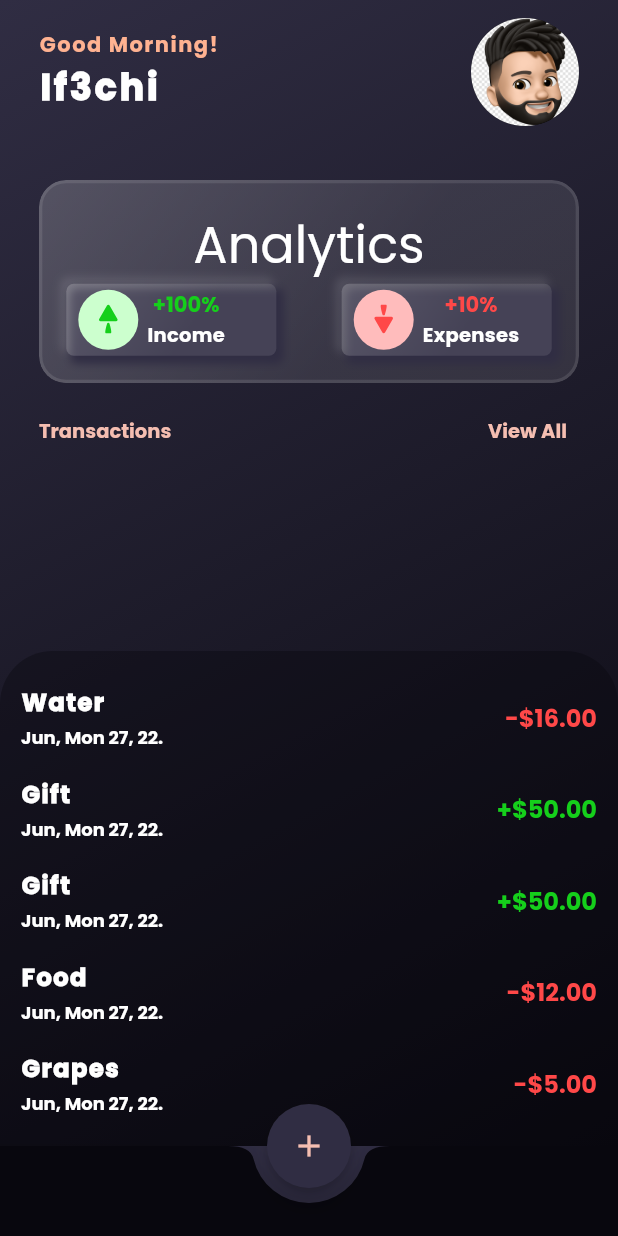
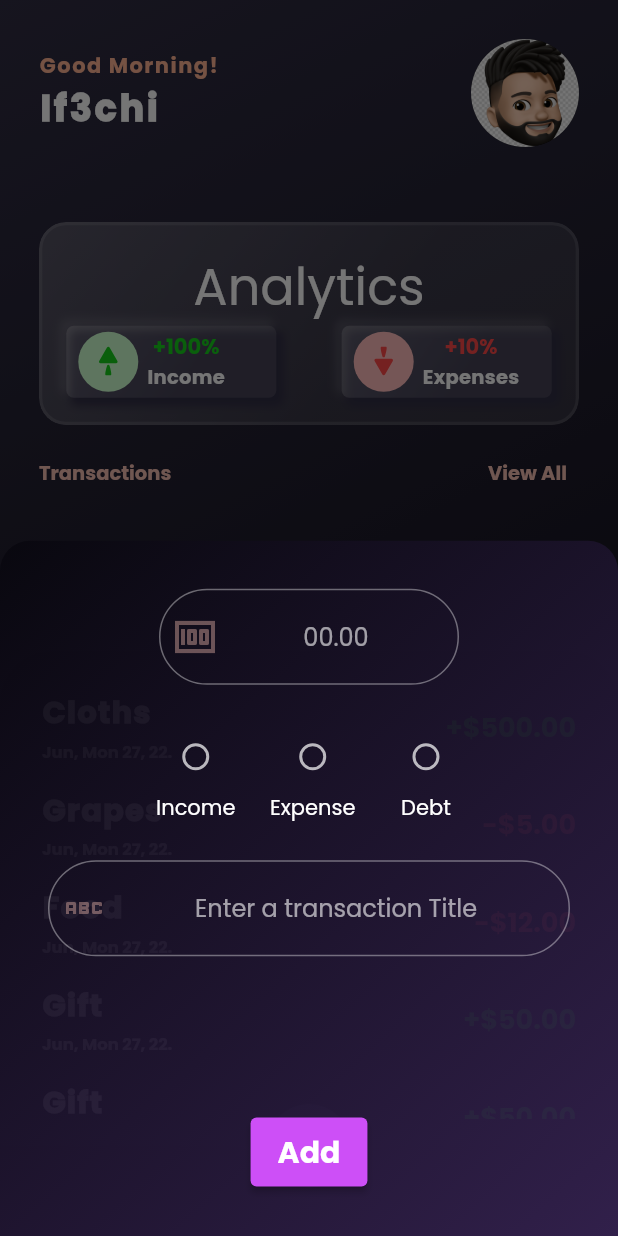
Before and after one commit to if3chi/ego, a Flutter app: the screen it shows after launch, after a tap on the "add" icon, on a phone screen of 412 x 824 dp. Run offline on Flutter 3.47's test engine with Material 2 defaults, Android fonts, the phone set to English and light mode, and no system bars; our stand-ins replace flutter_svg.

Commit message:
User can add transactions.

```diff
--- a/lib/main.dart
+++ b/lib/main.dart
@@ -19,22 +19,6 @@ class EgoApp extends StatelessWidget {
         scaffoldBackgroundColor: kPrimaryColor,
       ),
       home: Scaffold(
-        floatingActionButton: FloatingActionButton(
-          foregroundColor: kSwatch5,
-          backgroundColor: kPrimaryColor,
-          onPressed: () {},
-          child: const Icon(
-            Icons.add,
-            size: 24,
-          ),
-        ),
-        floatingActionButtonLocation: FloatingActionButtonLocation.centerDocked,
-        bottomNavigationBar: BottomAppBar(
-          shape: const CircularNotchedRectangle(),
-          notchMargin: 10,
-          color: kSwatch0,
-          child: Container(height: 60),
-        ),
         body: Container(
           decoration: const BoxDecoration(
             gradient: LinearGradient(
@@ -45,7 +29,7 @@ class EgoApp extends StatelessWidget {
                   kPrimaryColor,
                 ]),
           ),
-          child: SafeArea(
+          child: const SafeArea(
             child: EgoHome(),
           ),
         ),
--- a/lib/models/transaction.dart
+++ b/lib/models/transaction.dart
@@ -5,10 +5,18 @@ class Transaction {
   String type;
   DateTime date;
 
+  static String get income => "income";
+  static String get expense => "expense";
+  static String get debt =>
+      // ignore: todo
+      "debt"; // TODO: add reminder/push notification for debts.
+
   Transaction(
       {required this.id,
       required this.title,
       required this.type,
       required this.amount,
       required this.date});
+
+  static bool isIncome(String type) => type == income;
 }
--- a/lib/screens/ego_home.dart
+++ b/lib/screens/ego_home.dart
@@ -3,13 +3,19 @@ import 'package:ego/widgets/top_bar.dart';
 import 'package:ego/widgets/glass_card.dart';
 import 'package:ego/models/transaction.dart';
 import 'package:ego/utilities/constants.dart';
+import 'package:ego/widgets/new_transaction.dart';
 import 'package:ego/widgets/neu_summary_card.dart';
 import 'package:ego/widgets/transactions_list.dart';
 import 'package:ego/widgets/transaction_header.dart';
 
-class EgoHome extends StatelessWidget {
-  EgoHome({Key? key}) : super(key: key);
+class EgoHome extends StatefulWidget {
+  const EgoHome({Key? key}) : super(key: key);
 
+  @override
+  State<EgoHome> createState() => _EgoHomeState();
+}
+
+class _EgoHomeState extends State<EgoHome> {
   final List<Transaction> transactions = [
     Transaction(
         id: 1,
@@ -41,9 +47,51 @@ class EgoHome extends StatelessWidget {
         date: DateTime.now()),
   ];
 
+  void _addNewTransaction(String title, String type, double amount) {
+    setState(() {
+      transactions.add(
+        Transaction(
+            id: transactions.length + 1,
+            title: title,
+            type: type,
+            amount: amount,
+            date: DateTime.now()),
+      );
+    });
+  }
+
+  void _showTransactionModal(BuildContext context) {
+    showModalBottomSheet(
+      backgroundColor: Colors.transparent,
+      context: context,
+      builder: (_) => NewTransaction(
+        addTransaction: _addNewTransaction,
+      ),
+    );
+  }
+
   @override
   Widget build(BuildContext context) {
-    return Column(
+    return Scaffold(
+      backgroundColor: Colors.transparent,
+      floatingActionButton: FloatingActionButton(
+        foregroundColor: kSwatch5,
+        backgroundColor: kPrimaryColor,
+        onPressed: () => _showTransactionModal(context),
+        child: const Icon(
+          Icons.add,
+          size: 24,
+          color: Colors.white,
+        ),
+      ),
+      floatingActionButtonLocation: FloatingActionButtonLocation.centerDocked,
+      bottomNavigationBar: BottomAppBar(
+        shape: const CircularNotchedRectangle(),
+        notchMargin: 10,
+        color: kSwatch0,
+        child: Container(height: 60),
+      ),
+      body: Column(
         mainAxisAlignment: MainAxisAlignment.spaceBetween,
         children: [
           Container(
@@ -52,7 +100,26 @@ class EgoHome extends StatelessWidget {
               children: [
                 const TopBar(),
                 kSpaceWidget,
-              GlassCard(
+                const AnalysisCard(),
+                const TransactionHeader()
+              ],
+            ),
+          ),
+          TransactionsList(transactions: (transactions.reversed).toList())
+        ],
+      ),
+    );
+  }
+}
+
+class AnalysisCard extends StatelessWidget {
+  const AnalysisCard({
+    Key? key,
+  }) : super(key: key);
+
+  @override
+  Widget build(BuildContext context) {
+    return GlassCard(
       cardChild: Column(
         crossAxisAlignment: CrossAxisAlignment.center,
         mainAxisAlignment: MainAxisAlignment.spaceBetween,
@@ -79,13 +146,6 @@ class EgoHome extends StatelessWidget {
           )
         ],
       ),
-              ),
-              const TransactionHeader()
-            ],
-          ),
-        ),
-        TransactionsList(transactions: transactions)
-      ],
     );
   }
 }
--- /dev/null
+++ b/lib/widgets/new_transaction.dart
@@ -0,0 +1,276 @@
+import 'package:flutter/material.dart';
+import 'package:ego/models/transaction.dart';
+import 'package:ego/utilities/constants.dart';
+
+class NewTransaction extends StatefulWidget {
+  const NewTransaction({Key? key, required this.addTransaction})
+      : super(key: key);
+  final Function addTransaction;
+
+  @override
+  State<NewTransaction> createState() => _NewTransactionState();
+}
+
+class _NewTransactionState extends State<NewTransaction> {
+  final _formKey = GlobalKey<FormState>();
+  final _titleController = TextEditingController();
+  final _amountController = TextEditingController();
+
+  bool _income = false;
+  bool _expense = false;
+  bool _debt = false;
+  String _txType = "";
+
+  @override
+  Widget build(BuildContext context) {
+    var iconColor = kSwatch5.withOpacity(0.40);
+    return Container(
+      padding: const EdgeInsets.all(32),
+      width: double.infinity,
+      decoration: BoxDecoration(
+        borderRadius: const BorderRadius.vertical(
+          top: Radius.circular(20),
+        ),
+        gradient: LinearGradient(
+            begin: Alignment.bottomRight,
+            end: Alignment.topLeft,
+            colors: [
+              kSwatch3.withOpacity(0.9),
+              kSwatch0.withOpacity(0.9),
+            ]),
+      ),
+      child: Form(
+        key: _formKey,
+        child: Column(
+          mainAxisAlignment: MainAxisAlignment.spaceBetween,
+          children: [
+            Column(
+              children: [
+                SizedBox(
+                  width: 200,
+                  child: Input(
+                    icon: Icons.money,
+                    hintText: "00.00",
+                    iconColor: iconColor,
+                    inputValidator: amountValidator,
+                    editingController: _amountController,
+                    inputType: const TextInputType.numberWithOptions(
+                      decimal: true,
+                      signed: true,
+                    ),
+                  ),
+                ),
+                kSpaceWidget,
+                SizedBox(
+                  width: 250,
+                  child: Row(
+                    crossAxisAlignment: CrossAxisAlignment.center,
+                    mainAxisAlignment: MainAxisAlignment.spaceEvenly,
+                    children: [
+                      InputType(
+                        value: _income,
+                        onChanged: (value) {
+                          setState(() {
+                            _income = value;
+                            if (_income) {
+                              _expense = !value;
+                              _debt = !value;
+                              _txType = Transaction.income;
+                            }
+                          });
+                        },
+                      ),
+                      InputType(
+                          text: "Expense",
+                          value: _expense,
+                          onChanged: (value) {
+                            setState(() {
+                              _expense = value;
+                              if (_expense) {
+                                _income = !value;
+                                _debt = !value;
+                                _txType = Transaction.expense;
+                              }
+                            });
+                          }),
+                      InputType(
+                          text: "Debt",
+                          value: _debt,
+                          onChanged: (value) {
+                            setState(() {
+                              _debt = value;
+                              if (_debt) {
+                                _income = !value;
+                                _expense = !value;
+                                _txType = Transaction.debt;
+                              }
+                            });
+                          }),
+                    ],
+                  ),
+                ),
+                kSpaceWidget,
+                Input(
+                  hintText: "Enter a transaction Title",
+                  iconColor: iconColor,
+                  inputValidator: titleValidator,
+                  editingController: _titleController,
+                  inputType: TextInputType.text,
+                ),
+                kSpaceWidget,
+              ],
+            ),
+            ElevatedButton(
+              style: ButtonStyle(
+                elevation: MaterialStateProperty.all(2),
+                backgroundColor: MaterialStateProperty.all(kAccentColor),
+                padding: MaterialStateProperty.all(
+                    const EdgeInsets.symmetric(horizontal: 18, vertical: 8)),
+              ),
+              onPressed: () {
+                if (_formKey.currentState!.validate()) {
+                  // ignore: todo
+                  // TODO: Add validation for checkboxes
+                  if (_txType.isEmpty) return;
+                  widget.addTransaction(
+                    _titleController.text,
+                    _txType,
+                    double.parse(_amountController.text),
+                  );
+                  ScaffoldMessenger.of(context).showSnackBar(
+                    const SnackBar(
+                      elevation: 2,
+                      backgroundColor: kSwatch5,
+                      content: Text(
+                        'Transaction Added Successfully!',
+                        textAlign: TextAlign.center,
+                        style: TextStyle(
+                          fontSize: 20,
+                          fontWeight: FontWeight.bold,
+                          color: Colors.white,
+                        ),
+                      ),
+                    ),
+                  );
+
+                  Navigator.of(context).pop();
+                }
+              },
+              child: const Text(
+                'Add',
+                style: TextStyle(
+                  fontSize: 20,
+                  fontWeight: FontWeight.bold,
+                ),
+              ),
+            ),
+          ],
+        ),
+      ),
+    );
+  }
+
+  String? amountValidator(value) {
+    if (value == null || value.isEmpty) return 'Please enter an Amount';
+    if (double.tryParse(value) == null) return 'Amount must be numbers';
+
+    return null;
+  }
+
+  String? titleValidator(value) {
+    if (value == null || value.isEmpty) {
+      return 'Please enter a transaction title';
+    }
+    return null;
+  }
+}
+
+class InputType extends StatelessWidget {
+  const InputType({
+    Key? key,
+    this.text = "Income",
+    required this.value,
+    required this.onChanged,
+  }) : super(key: key);
+
+  final String text;
+  final bool value;
+  final Function onChanged;
+
+  @override
+  Widget build(BuildContext context) {
+    return Column(
+      children: [
+        Checkbox(
+          value: value,
+          onChanged: (value) => onChanged(value),
+          shape: RoundedRectangleBorder(
+            borderRadius: BorderRadius.circular(50),
+          ),
+        ),
+        Text(
+          text,
+          style: const TextStyle(
+            fontSize: 14,
+            fontWeight: FontWeight.w400,
+          ),
+        )
+      ],
+    );
+  }
+}
+
+class Input extends StatelessWidget {
+  const Input({
+    Key? key,
+    this.icon = Icons.abc,
+    required this.hintText,
+    required this.iconColor,
+    required this.inputType,
+    required this.editingController,
+    required this.inputValidator,
+  }) : super(key: key);
+
+  final TextInputType inputType;
+  final String hintText;
+  final Color iconColor;
+  final IconData icon;
+  final TextEditingController editingController;
+  final String? Function(String?)? inputValidator;
+
+  @override
+  Widget build(BuildContext context) {
+    return TextFormField(
+      controller: editingController,
+      textAlign: TextAlign.center,
+      textAlignVertical: TextAlignVertical.center,
+      decoration: InputDecoration(
+        hintText: hintText,
+        prefixIcon: Icon(
+          icon,
+          size: 32,
+          color: iconColor,
+        ),
+        errorStyle: const TextStyle(
+          fontSize: 12,
+          fontWeight: FontWeight.w700,
+        ),
+        border: const OutlineInputBorder(
+          // borderSide: BorderSide(width: 6),
+          borderRadius: BorderRadius.all(
+            Radius.circular(50.0),
+          ),
+        ),
+        focusedBorder: OutlineInputBorder(
+          borderRadius: BorderRadius.circular(50.0),
+          borderSide: BorderSide(
+            width: 3,
+            color: iconColor,
+          ),
+        ),
+      ),
+      keyboardType: inputType,
+      validator: inputValidator,
+    );
+  }
+}
--- a/lib/widgets/top_bar.dart
+++ b/lib/widgets/top_bar.dart
@@ -6,7 +6,7 @@ class TopBar extends StatelessWidget {
 
   @override
   Widget build(BuildContext context) {
-    double paddingSize = 12.0;
+    double paddingSize = 26.0;
     return Padding(
       padding: EdgeInsets.only(top: paddingSize, bottom: paddingSize),
       child: Row(
--- a/lib/widgets/transaction_card.dart
+++ b/lib/widgets/transaction_card.dart
@@ -1,4 +1,5 @@
 import 'package:flutter/material.dart';
+import 'package:ego/models/transaction.dart';
 import 'package:ego/utilities/constants.dart';
 
 class TransactionCard extends StatelessWidget {
@@ -17,9 +18,9 @@ class TransactionCard extends StatelessWidget {
 
   @override
   Widget build(BuildContext context) {
-    bool isIncome = type == "income";
+    bool isIncome = Transaction.isIncome(type);
 
-    return Padding(
+    return Container(
       padding: const EdgeInsets.symmetric(vertical: 8.0),
       child: Row(
         mainAxisAlignment: MainAxisAlignment.spaceBetween,
@@ -28,7 +29,7 @@ class TransactionCard extends StatelessWidget {
             Text(
               txName,
               style: const TextStyle(
-                fontSize: 16,
+                fontSize: 20,
                 fontWeight: FontWeight.w900,
                 letterSpacing: 1,
               ),
@@ -38,22 +39,53 @@ class TransactionCard extends StatelessWidget {
             ),
             Text(
               dateFormat.format(txDate),
-              style: const TextStyle(
-                fontSize: 12,
+              style: TextStyle(
+                fontSize: 11,
                 fontWeight: FontWeight.w600,
+                color: Colors.grey.shade300,
               ),
             )
           ]),
-          Text(
-            "${isIncome ? "+" : "-"}\$${numberFormat.format(amount)}",
-            style: TextStyle(
-              color: isIncome ? kGreen : kRed,
-              fontSize: 16,
-              fontWeight: FontWeight.w600,
-            ),
+          Column(
+            children: type == Transaction.debt
+                ? [
+                    AmountText(isIncome: isIncome, amount: amount),
+                    const SizedBox(height: 2),
+                    Text(
+                      type,
+                      style: TextStyle(
+                        color: kSwatch5.withOpacity(0.5),
+                        fontSize: 8,
+                      ),
+                    )
+                  ]
+                : [AmountText(isIncome: isIncome, amount: amount)],
           )
         ],
       ),
     );
   }
 }
+
+class AmountText extends StatelessWidget {
+  const AmountText({
+    Key? key,
+    required this.isIncome,
+    required this.amount,
+  }) : super(key: key);
+
+  final bool isIncome;
+  final double amount;
+
+  @override
+  Widget build(BuildContext context) {
+    return Text(
+      "${isIncome ? "+" : "-"}\$${numberFormat.format(amount)}",
+      style: TextStyle(
+        color: isIncome ? kGreen : kRed,
+        fontSize: 18,
+        fontWeight: FontWeight.w600,
+      ),
+    );
+  }
+}
--- a/lib/widgets/transactions_list.dart
+++ b/lib/widgets/transactions_list.dart
@@ -23,7 +23,7 @@ class TransactionsList extends StatelessWidget {
         ),
         Container(
           height: 330,
-          padding: const EdgeInsets.all(6),
+          padding: const EdgeInsets.symmetric(horizontal: 20, vertical: 10),
           decoration: BoxDecoration(
             color: kSwatch0.withOpacity(0.4),
             borderRadius: const BorderRadius.vertical(
```
Lines whose indentation alone changed are shown as unchanged.
